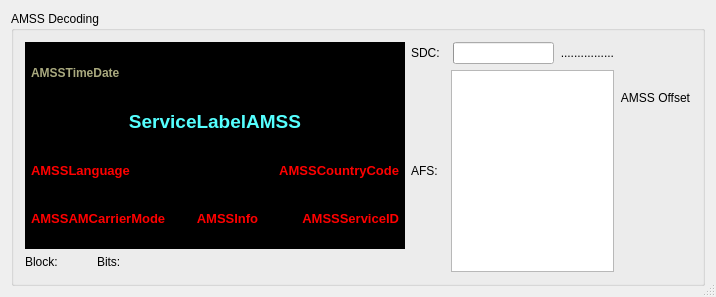
First picture: the form in dream/src/GUI-QT/AMSSDlgbase.ui, repository mmjee/dream-patched, before the edit.
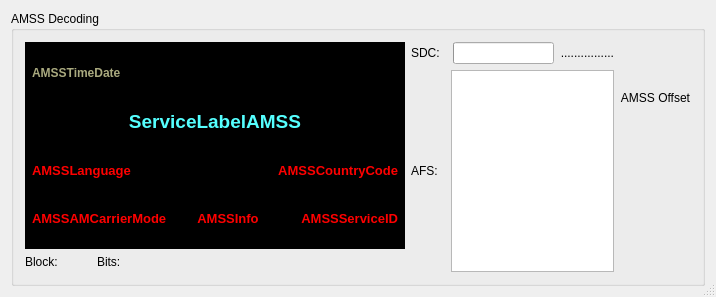
Second picture: the form after the edit. Icons and pictures are not drawn. Custom widgets are drawn as their Qt base class.

What changed in the file:
```diff
--- a/dream/src/GUI-QT/AMSSDlgbase.ui
+++ b/dream/src/GUI-QT/AMSSDlgbase.ui
@@ -465,10 +465,10 @@
            <bool>true</bool>
           </property>
           <property name="frameShape">
-           <enum>QFrame::NoFrame</enum>
+           <enum>QFrame::StyledPanel</enum>
           </property>
           <property name="frameShadow">
-           <enum>QFrame::Plain</enum>
+           <enum>QFrame::Raised</enum>
           </property>
           <layout class="QGridLayout">
            <property name="margin">
```
